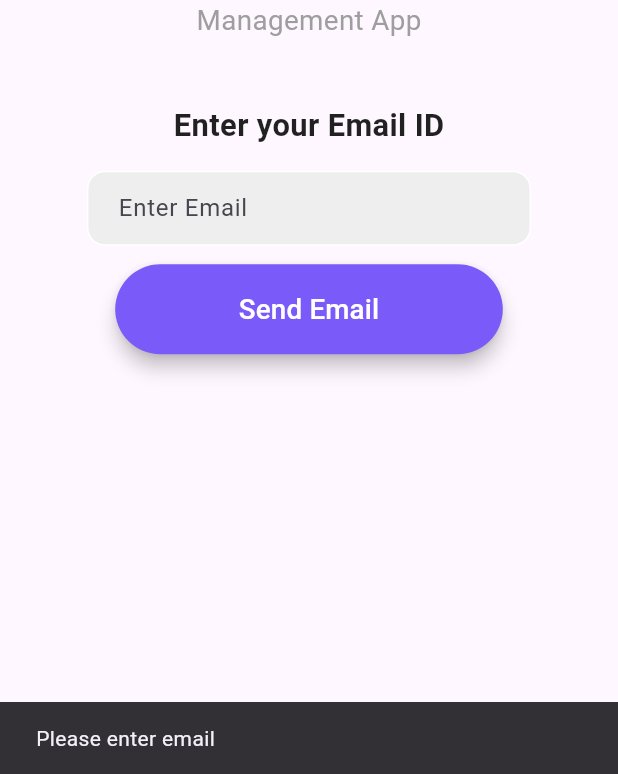
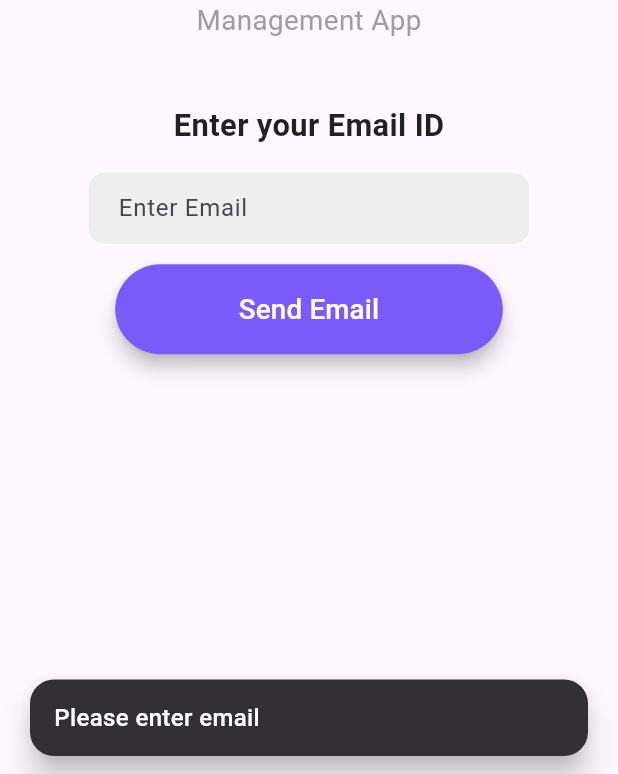
Before and after one commit to ritz-17/Task-mvp, a Flutter app: the ForgotPasswordPage screen opened by its route, after a tap on "Send Email", on a phone screen of 412 x 824 dp, the part 462-1236 px from its top. Run offline on Flutter 3.47's test engine with Material 3 defaults, Android fonts, the phone set to English and light mode, and no system bars; our stand-ins replace circular_countdown_timer, flutter_secure_storage, flutter_slidable, image_picker, just_audio, shared_preferences; missing offline and left inert: record; accounts and stored records are empty; network calls fail.

Commit message:
updated snackbars

```diff
--- a/lib/main.dart
+++ b/lib/main.dart
@@ -11,7 +11,7 @@ import 'package:task_mvp/screens/login_screen.dart';
 import 'package:task_mvp/screens/signup_screen.dart';
 import 'package:task_mvp/screens/profile_screen.dart';
 import 'package:task_mvp/screens/dashboard_screen.dart';
-import 'package:task_mvp/screens/employee_task_screen.dart';
+import 'package:task_mvp/screens/task_list_screen.dart';
 import 'package:task_mvp/screens/task_detail_screen.dart';
 import 'package:task_mvp/screens/verification_screen.dart';
 import 'package:task_mvp/screens/verified_screen.dart';
--- a/lib/provider/employee_provider.dart
+++ b/lib/provider/employee_provider.dart
@@ -19,7 +19,7 @@ class EmployeeService {
   static Future<List<Employee>> fetchEmployees() async {
     final token = await _getToken();
     if (token == null) {
-      throw Exception('Token not found. User may not be logged in.');
+      throw Exception('Token not found. User may not be logged in');
     }
 
     final response = await http.get(
@@ -34,7 +34,7 @@ class EmployeeService {
       final List<dynamic> jsonList = jsonDecode(response.body);
       return jsonList.map((json) => Employee.fromJson(json)).toList();
     } else {
-      throw Exception('Failed to fetch employees: ${response.reasonPhrase}');
+      throw Exception('Failed to fetch employees');
     }
   }
 }
--- a/lib/screens/choose_task_screen.dart
+++ b/lib/screens/choose_task_screen.dart
@@ -48,7 +48,7 @@ void ChooseTask(BuildContext context) {
               child: ListTile(
                 leading: Icon(
                   Icons.access_alarm,
-                  color: Colors.blueAccent,
+                  color: Theme.of(context).primaryColor,
                   size: screenHeight * 0.035,
                 ),
                 title: Text(
@@ -69,7 +69,7 @@ void ChooseTask(BuildContext context) {
               child: ListTile(
                 leading: Icon(
                   Icons.hourglass_bottom,
-                  color: Colors.green,
+                  color: Theme.of(context).primaryColor,
                   size: screenHeight * 0.035,
                 ),
                 title: Text(
--- a/lib/screens/forgot_password_screen.dart
+++ b/lib/screens/forgot_password_screen.dart
@@ -1,6 +1,6 @@
-import 'dart:convert';
-import 'package:http/http.dart' as http;
 import 'package:flutter/material.dart';
+import 'package:provider/provider.dart';
+import '../provider/auth_provider.dart';
 import '../utils/login_text_field.dart';
 import '../utils/utils.dart';
 
@@ -23,6 +23,7 @@ class _ForgotPasswordPageState extends State<ForgotPasswordPage> {
 
   @override
   Widget build(BuildContext context) {
+    AuthProvider authProvider = Provider.of<AuthProvider>(context);
     final screenWidth = MediaQuery.of(context).size.width;
     final screenHeight = MediaQuery.of(context).size.height;
 
@@ -89,34 +90,16 @@ class _ForgotPasswordPageState extends State<ForgotPasswordPage> {
                               showSnackBar(context, 'Please enter email');
                               return;
                             }
-
                             setState(() {
                               isLoading = true;
                             });
-
-                            final response = await http.post(
-                              Uri.parse(
-                                  'https://backend.taskmaster.outlfy.com/manager/forgot-password'),
-                              headers: <String, String>{
-                                'Content-Type':
-                                    'application/json; charset=UTF-8',
-                              },
-                              body: jsonEncode(<String, String>{
-                                'email': emailController.text,
-                              }),
-                            );
-
-                            if (response.statusCode == 200) {
-                              // Handle successful email sending
-                              print('Email sent successfully!');
-                              showSnackBar(context, 'Email sent successfully!');
-                            } else {
-                              // Handle API errors
-                              print(
-                                  'Error sending email: ${response.statusCode}');
-                              showSnackBar(context, 'Error sending email!');
-                            }
-
+                            authProvider
+                                .forgotPassword(emailController.text)
+                                .then((value) {
+                              showSnackBar(context, 'Email sent successfully');
+                            }).catchError((error) {
+                              showSnackBar(context, error.toString());
+                            });
                             setState(() {
                               isLoading = false;
                             });
--- a/lib/screens/login_screen.dart
+++ b/lib/screens/login_screen.dart
@@ -145,7 +145,7 @@ class _LoginPageState extends State<LoginPage> {
                                 );
                               } catch (e) {
                                 showSnackBar(
-                                    context, 'Login failed: ${e.toString()}');
+                                    context, 'Login failed. Try again later');
                               } finally {
                                 setState(() {
                                   isLoading = false;
--- a/lib/screens/signup_screen.dart
+++ b/lib/screens/signup_screen.dart
@@ -208,7 +208,7 @@ class _SignupPageState extends State<SignupPage> {
                               );
                             } catch (e) {
                               showSnackBar(context,
-                                  'Signup failed: ${e.toString()}');
+                                  'Signup failed. Please try again.');
                             } finally {
                               setState(() {
                                 isLoading = false;
--- a/lib/utils/bottom_navigation_bar.dart
+++ b/lib/utils/bottom_navigation_bar.dart
@@ -1,5 +1,5 @@
 import 'package:flutter/material.dart';
-import 'package:task_mvp/screens/employee_task_screen.dart';
+import 'package:task_mvp/screens/task_list_screen.dart';
 import '../screens/dashboard_screen.dart';
 import '../screens/employeeList_screen.dart';
 import '../screens/profile_screen.dart';
--- a/lib/utils/utils.dart
+++ b/lib/utils/utils.dart
@@ -5,9 +5,22 @@ import 'package:flutter/material.dart';
 import 'package:image_picker/image_picker.dart';
 
 void showSnackBar(BuildContext context, String content) {
+
   ScaffoldMessenger.of(context).showSnackBar(
     SnackBar(
-      content: Text(content),
+      content: Expanded(
+        child: Text(
+          content,
+          style: const TextStyle(color: Colors.white, fontSize: 16, fontWeight: FontWeight.w500),
+        ),
+      ),
+      behavior: SnackBarBehavior.floating,
+      shape: RoundedRectangleBorder(
+        borderRadius: BorderRadius.circular(16),
+      ),
+      elevation: 8,
+      duration: const Duration(seconds: 2),
+      margin: const EdgeInsets.symmetric(horizontal: 20, vertical: 12),
     ),
   );
 }
@@ -15,7 +28,7 @@ void showSnackBar(BuildContext context, String content) {
 List<String> encodeImagesToBase64(List<File?> images) {
   print(images);
   return images
-      .where((image) => image != null) // Filter out null values
+      .where((image) => image != null)
       .map((image) => base64Encode(image!.readAsBytesSync()))
       .toList();
 }
@@ -262,10 +275,8 @@ Future<void> _processImage({
     }
   } catch (e) {
     updateState(() {
-      isUploading[index] = false; // End upload animation in case of error
+      isUploading[index] = false; // End upload animation
     });
-    ScaffoldMessenger.of(context).showSnackBar(
-      SnackBar(content: Text("Error picking image: ${e.toString()}")),
-    );
+    showSnackBar(context, 'Error picking image');
   }
 }
```
Also changed, not shown: lib/provider/auth_provider.dart (+32 -15 lines), lib/provider/task_provider.dart (+9 -11 lines), lib/screens/create_long_task_screen.dart (+4 -3 lines), lib/screens/create_short_task_screen.dart (+5 -5 lines), lib/screens/profile_screen.dart (+6 -6 lines), lib/screens/task_list_screen.dart (renamed from lib/screens/employee_task_screen.dart).
